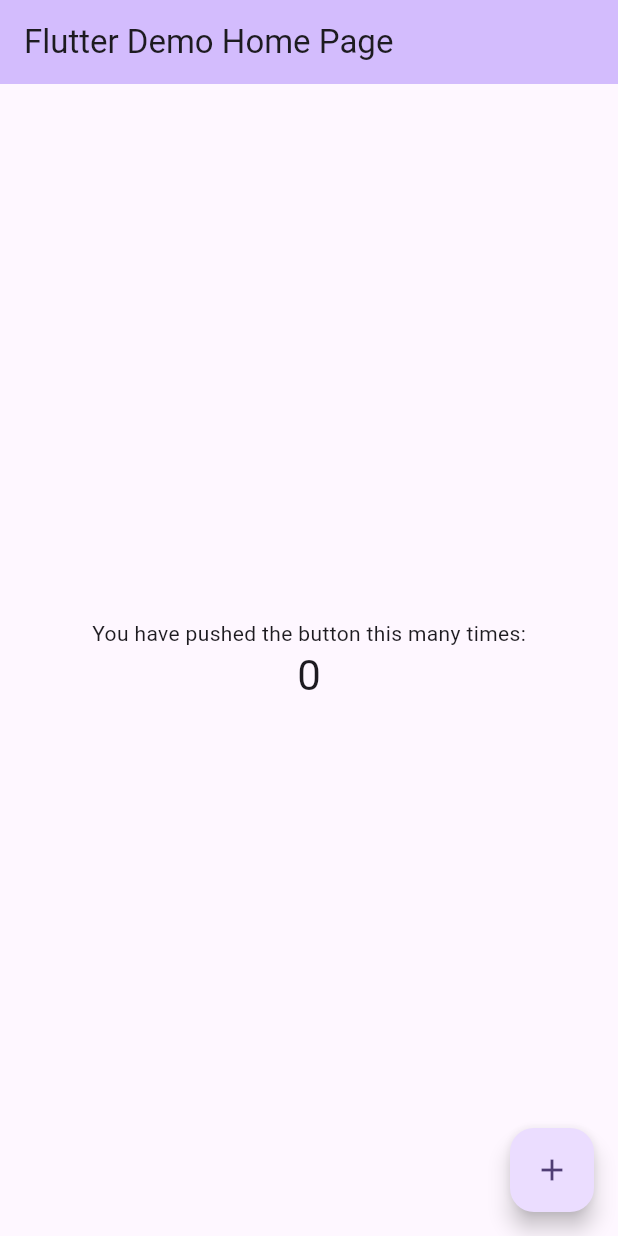
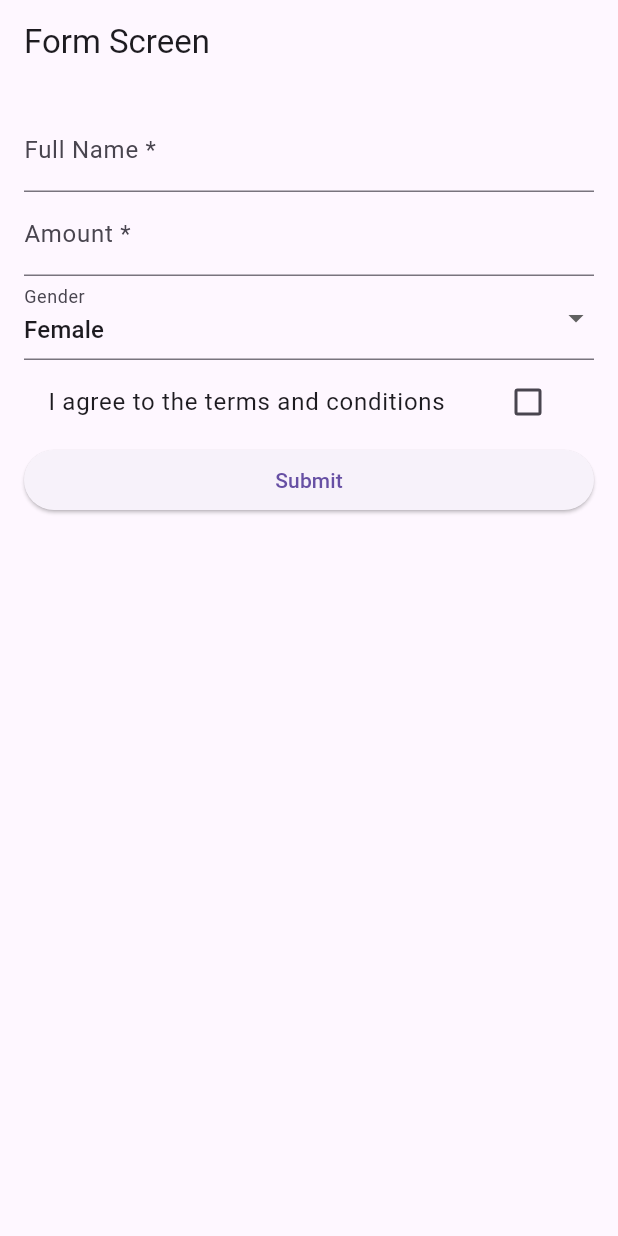
Before and after one commit to esrakalkann/kullanici_bilgi_formu, a Flutter app: the screen it shows after launch, on a phone screen of 412 x 824 dp. Run offline on Flutter 3.47's test engine with Material 3 defaults, Android fonts, the phone set to English and light mode, and no system bars.

Commit message:
form page

```diff
--- a/lib/main.dart
+++ b/lib/main.dart
@@ -1,4 +1,6 @@
 import 'package:flutter/material.dart';
+import 'package:user_info_form/screens/form_page.dart';
+
 
 void main() {
   runApp(const MyApp());
@@ -7,116 +9,14 @@ void main() {
 class MyApp extends StatelessWidget {
   const MyApp({super.key});
 
-  // This widget is the root of your application.
   @override
   Widget build(BuildContext context) {
     return MaterialApp(
-      title: 'Flutter Demo',
+      title: 'Bilgi Formu',
       theme: ThemeData(
-        // This is the theme of your application.
-        //
-        // TRY THIS: Try running your application with "flutter run". You'll see
-        // the application has a purple toolbar. Then, without quitting the app,
-        // try changing the seedColor in the colorScheme below to Colors.green
-        // and then invoke "hot reload" (save your changes or press the "hot
-        // reload" button in a Flutter-supported IDE, or press "r" if you used
-        // the command line to start the app).
-        //
-        // Notice that the counter didn't reset back to zero; the application
-        // state is not lost during the reload. To reset the state, use hot
-        // restart instead.
-        //
-        // This works for code too, not just values: Most code changes can be
-        // tested with just a hot reload.
-        colorScheme: ColorScheme.fromSeed(seedColor: Colors.deepPurple),
+        primarySwatch: Colors.blue,
       ),
-      home: const MyHomePage(title: 'Flutter Demo Home Page'),
+      home: const FormScreen(),
     );
   }
 }
-
-class MyHomePage extends StatefulWidget {
-  const MyHomePage({super.key, required this.title});
-
-  // This widget is the home page of your application. It is stateful, meaning
-  // that it has a State object (defined below) that contains fields that affect
-  // how it looks.
-
-  // This class is the configuration for the state. It holds the values (in this
-  // case the title) provided by the parent (in this case the App widget) and
-  // used by the build method of the State. Fields in a Widget subclass are
-  // always marked "final".
-
-  final String title;
-
-  @override
-  State<MyHomePage> createState() => _MyHomePageState();
-}
-
-class _MyHomePageState extends State<MyHomePage> {
-  int _counter = 0;
-
-  void _incrementCounter() {
-    setState(() {
-      // This call to setState tells the Flutter framework that something has
-      // changed in this State, which causes it to rerun the build method below
-      // so that the display can reflect the updated values. If we changed
-      // _counter without calling setState(), then the build method would not be
-      // called again, and so nothing would appear to happen.
-      _counter++;
-    });
-  }
-
-  @override
-  Widget build(BuildContext context) {
-    // This method is rerun every time setState is called, for instance as done
-    // by the _incrementCounter method above.
-    //
-    // The Flutter framework has been optimized to make rerunning build methods
-    // fast, so that you can just rebuild anything that needs updating rather
-    // than having to individually change instances of widgets.
-    return Scaffold(
-      appBar: AppBar(
-        // TRY THIS: Try changing the color here to a specific color (to
-        // Colors.amber, perhaps?) and trigger a hot reload to see the AppBar
-        // change color while the other colors stay the same.
-        backgroundColor: Theme.of(context).colorScheme.inversePrimary,
-        // Here we take the value from the MyHomePage object that was created by
-        // the App.build method, and use it to set our appbar title.
-        title: Text(widget.title),
-      ),
-      body: Center(
-        // Center is a layout widget. It takes a single child and positions it
-        // in the middle of the parent.
-        child: Column(
-          // Column is also a layout widget. It takes a list of children and
-          // arranges them vertically. By default, it sizes itself to fit its
-          // children horizontally, and tries to be as tall as its parent.
-          //
-          // Column has various properties to control how it sizes itself and
-          // how it positions its children. Here we use mainAxisAlignment to
-          // center the children vertically; the main axis here is the vertical
-          // axis because Columns are vertical (the cross axis would be
-          // horizontal).
-          //
-          // TRY THIS: Invoke "debug painting" (choose the "Toggle Debug Paint"
-          // action in the IDE, or press "p" in the console), to see the
-          // wireframe for each widget.
-          mainAxisAlignment: MainAxisAlignment.center,
-          children: <Widget>[
-            const Text('You have pushed the button this many times:'),
-            Text(
-              '$_counter',
-              style: Theme.of(context).textTheme.headlineMedium,
-            ),
-          ],
-        ),
-      ),
-      floatingActionButton: FloatingActionButton(
-        onPressed: _incrementCounter,
-        tooltip: 'Increment',
-        child: const Icon(Icons.add),
-      ), // This trailing comma makes auto-formatting nicer for build methods.
-    );
-  }
-}
--- /dev/null
+++ b/lib/models.dart/user_model.dart
@@ -0,0 +1,14 @@
+
+
+class UserModel {
+  String fullName;
+  String amount;
+  bool isAgreed;
+  String gender;
+  UserModel({
+    required this.fullName,
+    required this.amount,
+    required this.isAgreed,
+    required this.gender,
+  });
+}
--- a/lib/screens/form_page.dart
+++ b/lib/screens/form_page.dart
@@ -0,0 +1,120 @@
+import 'package:flutter/material.dart';
+import 'package:user_info_form/models.dart/user_model.dart';
+
+class FormScreen extends StatefulWidget {
+  const FormScreen({super.key});
+
+  @override
+  State<FormScreen> createState() => _FormScreenState();
+}
+
+class _FormScreenState extends State<FormScreen> {
+  final _formKey = GlobalKey<FormState>();
+
+  String _fullName = '';
+  String _amount = '';
+  String _gender = 'female';
+  bool _isAgreed = false;
+
+  void _submitForm() {
+    if (_formKey.currentState!.validate() && _isAgreed) {
+      _formKey.currentState!.save();
+
+      final userModel = UserModel(
+        fullName: _fullName,
+        amount: _amount,
+        gender: _gender,
+        isAgreed: _isAgreed,
+      );
+
+      print("Form sent: ${userModel.fullName}");
+    } else {
+      ScaffoldMessenger.of(context).showSnackBar(
+        const SnackBar(
+          content: Text(
+            "Please fill all the required fields and accept the terms and conditions.",
+          ),
+        ),
+      );
+    }
+  }
+
+  @override
+  Widget build(BuildContext context) {
+    return Scaffold(
+      appBar: AppBar(title: const Text("Form Screen")),
+      body: Padding(
+        padding: const EdgeInsets.all(16),
+        child: Form(
+          key: _formKey,
+          child: ListView(
+            children: [
+              TextFormField(
+                decoration: const InputDecoration(
+                  //icon: Icon(Icons.person),
+                  //hintText: 'What do people call you?',
+                  labelText: 'Full Name *',
+                ),
+                onSaved: (String? value) {
+                  // This optional block of code can be used to run
+                  // code when the user saves the form.
+                },
+                validator: (value) {
+                  if (value == null || value.isEmpty) {
+                    return 'Please enter your name';
+                  }
+                  return null;
+                },
+              ),
+              //Flutterdocs Widget TextFormField üzerindeki örnek ile
+              TextFormField(
+                decoration: const InputDecoration(
+                  labelText: 'Amount *',
+                  hintText:
+                      'Please enter the amount of money you want to withdraw',
+                ),
+                keyboardType: TextInputType.number,
+                validator: (value) {
+                  if (value == null || value.isEmpty) {
+                    return 'Please enter your name';
+                  }
+                  return null;
+                },
+              ),
+
+              DropdownButtonFormField<String>(
+                decoration: const InputDecoration(labelText: "Gender"),
+                value: _gender,
+                items: const [
+                  DropdownMenuItem(value: 'female', child: Text('Female')),
+                  DropdownMenuItem(value: 'male', child: Text('Male')),
+                  DropdownMenuItem(value: 'other', child: Text('Other')),
+                ],
+                onChanged: (value) {
+                  setState(() {
+                    _gender = value ?? 'female';
+                  });
+                },
+              ),
+
+              CheckboxListTile(
+                title: const Text("I agree to the terms and conditions"),
+                value: _isAgreed,
+                onChanged: (value) {
+                    setState(() {
+                      _isAgreed = value ?? false;
+
+                });
+              },
+              ),
+              ElevatedButton(
+                onPressed: _submitForm,
+                child: const Text("Submit"),
+              ),
+            ],
+          ),
+        ),
+      ),
+    );
+  }
+}
```
